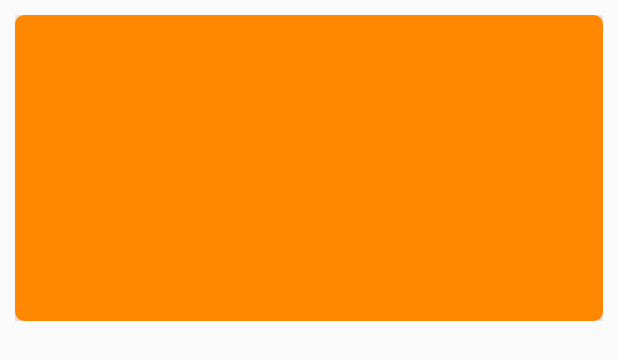
After one commit to Dillon4111/MarketSwipe, an Android app: the layout item_gallery_image.xml on its own in the app's theme, with its tools: preview values and no code run, on a phone screen of 412 x 824 dp. The commit adds this screen. Shown: the top 360 px of the screen. Run offline under Robolectric (Android 15) with nearby library versions, the phone set to English and light mode, and no system bars.

Commit message:
Have template images loaded into placeholderview

```diff
--- a/app/build.gradle
+++ b/app/build.gradle
@@ -53,6 +53,5 @@ dependencies {
     implementation 'com.google.code.gson:gson:2.8.5'
     implementation "androidx.cardview:cardview:1.0.0"
     implementation 'com.firebaseui:firebase-ui-storage:6.4.0'
-    implementation 'com.github.bumptech.glide:glide:4.11.0'
     annotationProcessor 'com.github.bumptech.glide:compiler:4.11.0'
 }
--- /dev/null
+++ b/app/src/main/res/layout/item_gallery_image.xml
@@ -0,0 +1,23 @@
+<?xml version="1.0" encoding="utf-8"?>
+<LinearLayout xmlns:android="http://schemas.android.com/apk/res/android"
+    xmlns:app="http://schemas.android.com/apk/res-auto"
+    android:orientation="vertical"
+    android:layout_width="match_parent"
+    android:layout_height="wrap_content"
+    android:padding="10dp">
+
+    <androidx.cardview.widget.CardView
+        android:id="@+id/gallery_card_view"
+        android:layout_width="match_parent"
+        android:layout_height="204dp"
+        app:cardCornerRadius="6dp"
+        app:cardElevation="6dp">
+
+        <ImageView
+            android:id="@+id/gallery_image_view"
+            android:layout_width="match_parent"
+            android:layout_height="250dp"
+            android:scaleType="centerCrop"
+            android:src="@android:color/holo_orange_dark" />
+    </androidx.cardview.widget.CardView>
+</LinearLayout>
```
Also changed, not shown: app/src/main/java/com/example/marketswipe/activities/ProductDetailsActivity.java (+21 -12 lines), app/src/main/java/com/example/marketswipe/models/GalleryImage.java (added, +88 -0 lines), app/src/main/res/layout/activity_productdetails.xml (+10 -0 lines).
